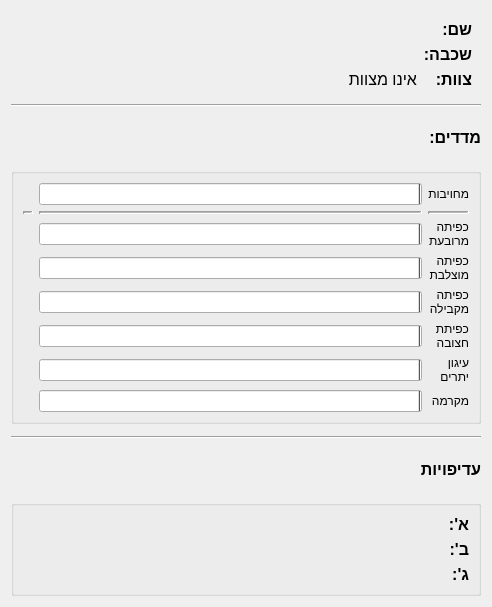
PillowTweezers/PurMyun, file gui/resources/participantdialog.ui: the form before one commit.
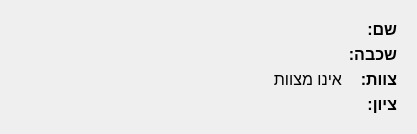
The form after the commit. Custom widgets are drawn as their Qt base class.

What changed in the file:
```diff
--- a/gui/resources/participantdialog.ui
+++ b/gui/resources/participantdialog.ui
@@ -6,8 +6,8 @@
    <rect>
     <x>0</x>
     <y>0</y>
-    <width>492</width>
-    <height>607</height>
+    <width>417</width>
+    <height>134</height>
    </rect>
   </property>
   <property name="windowTitle">
@@ -77,441 +77,32 @@
         </property>
        </widget>
       </item>
-     </layout>
-    </widget>
-   </item>
-   <item>
-    <widget class="Line" name="line_4">
-     <property name="orientation">
-      <enum>Qt::Horizontal</enum>
-     </property>
-    </widget>
-   </item>
-   <item>
-    <widget class="QLabel" name="label_2">
-     <property name="styleSheet">
-      <string notr="true">font-size:16px;font-weight:bold;</string>
-     </property>
-     <property name="text">
-      <string>מדדים:</string>
-     </property>
-    </widget>
-   </item>
-   <item>
-    <widget class="QGroupBox" name="groupBox">
-     <property name="sizePolicy">
-      <sizepolicy hsizetype="Minimum" vsizetype="Minimum">
-       <horstretch>0</horstretch>
-       <verstretch>0</verstretch>
-      </sizepolicy>
-     </property>
-     <property name="layoutDirection">
-      <enum>Qt::RightToLeft</enum>
-     </property>
-     <property name="title">
-      <string/>
-     </property>
-     <property name="alignment">
-      <set>Qt::AlignLeading|Qt::AlignLeft|Qt::AlignVCenter</set>
-     </property>
-     <property name="flat">
-      <bool>false</bool>
-     </property>
-     <layout class="QGridLayout" name="gridLayout">
-      <property name="bottomMargin">
-       <number>9</number>
-      </property>
-      <property name="verticalSpacing">
-       <number>6</number>
-      </property>
-      <item row="4" column="2">
-       <widget class="QLabel" name="parallelLbl">
-        <property name="styleSheet">
-         <string notr="true">font-weight:bold;font-size:16px;</string>
-        </property>
-        <property name="text">
-         <string/>
-        </property>
-        <property name="alignment">
-         <set>Qt::AlignRight|Qt::AlignTrailing|Qt::AlignVCenter</set>
-        </property>
-       </widget>
-      </item>
-      <item row="0" column="1">
-       <widget class="QProgressBar" name="presenceBar">
-        <property name="layoutDirection">
-         <enum>Qt::RightToLeft</enum>
-        </property>
-        <property name="styleSheet">
-         <string notr="true"/>
-        </property>
-        <property name="value">
-         <number>0</number>
-        </property>
-        <property name="format">
-         <string/>
-        </property>
-       </widget>
-      </item>
-      <item row="0" column="0">
-       <widget class="QLabel" name="label_5">
-        <property name="text">
-         <string>מחויבות</string>
-        </property>
-       </widget>
-      </item>
-      <item row="7" column="1">
-       <widget class="QProgressBar" name="macrameBar">
-        <property name="styleSheet">
-         <string notr="true"/>
-        </property>
-        <property name="value">
-         <number>0</number>
-        </property>
-        <property name="format">
-         <string/>
-        </property>
-       </widget>
-      </item>
-      <item row="3" column="1">
-       <widget class="QProgressBar" name="crossBar">
-        <property name="styleSheet">
-         <string notr="true"/>
-        </property>
-        <property name="value">
-         <number>0</number>
-        </property>
-        <property name="format">
-         <string/>
-        </property>
-       </widget>
-      </item>
-      <item row="5" column="2">
-       <widget class="QLabel" name="tripodLbl">
-        <property name="styleSheet">
-         <string notr="true">font-weight:bold;font-size:16px;</string>
-        </property>
-        <property name="text">
-         <string/>
-        </property>
-        <property name="alignment">
-         <set>Qt::AlignRight|Qt::AlignTrailing|Qt::AlignVCenter</set>
-        </property>
-       </widget>
-      </item>
-      <item row="6" column="2">
-       <widget class="QLabel" name="anchoringLbl">
-        <property name="styleSheet">
-         <string notr="true">font-weight:bold;font-size:16px;</string>
-        </property>
-        <property name="text">
-         <string/>
-        </property>
-        <property name="alignment">
-         <set>Qt::AlignRight|Qt::AlignTrailing|Qt::AlignVCenter</set>
-        </property>
-       </widget>
-      </item>
-      <item row="4" column="1">
-       <widget class="QProgressBar" name="parallelBar">
-        <property name="styleSheet">
-         <string notr="true"/>
-        </property>
-        <property name="value">
-         <number>0</number>
-        </property>
-        <property name="format">
-         <string/>
-        </property>
-       </widget>
-      </item>
-      <item row="0" column="2">
-       <widget class="QLabel" name="presenceLbl">
-        <property name="styleSheet">
-         <string notr="true">font-weight:bold;font-size:16px;</string>
-        </property>
-        <property name="text">
-         <string/>
-        </property>
-        <property name="alignment">
-         <set>Qt::AlignRight|Qt::AlignTrailing|Qt::AlignVCenter</set>
-        </property>
-       </widget>
-      </item>
-      <item row="5" column="0">
-       <widget class="QLabel" name="label_9">
-        <property name="text">
-         <string>כפיתת
-חצובה</string>
-        </property>
-       </widget>
-      </item>
-      <item row="7" column="0">
-       <widget class="QLabel" name="label_11">
-        <property name="text">
-         <string>מקרמה</string>
-        </property>
-       </widget>
-      </item>
       <item row="3" column="0">
-       <widget class="QLabel" name="label_7">
-        <property name="text">
-         <string>כפיתה
-מוצלבת</string>
-        </property>
-       </widget>
-      </item>
-      <item row="2" column="1">
-       <widget class="QProgressBar" name="squareBar">
+       <widget class="QLabel" name="label_2">
         <property name="styleSheet">
-         <string notr="true"/>
-        </property>
-        <property name="value">
-         <number>0</number>
-        </property>
-        <property name="format">
-         <string/>
-        </property>
-       </widget>
-      </item>
-      <item row="1" column="1">
-       <widget class="Line" name="line">
-        <property name="frameShadow">
-         <enum>QFrame::Sunken</enum>
-        </property>
-        <property name="lineWidth">
-         <number>2</number>
-        </property>
-        <property name="midLineWidth">
-         <number>1</number>
-        </property>
-        <property name="orientation">
-         <enum>Qt::Horizontal</enum>
-        </property>
-       </widget>
-      </item>
-      <item row="5" column="1">
-       <widget class="QProgressBar" name="tripodBar">
-        <property name="styleSheet">
-         <string notr="true"/>
-        </property>
-        <property name="value">
-         <number>0</number>
-        </property>
-        <property name="format">
-         <string/>
-        </property>
-       </widget>
-      </item>
-      <item row="1" column="2">
-       <widget class="Line" name="line_3">
-        <property name="lineWidth">
-         <number>2</number>
-        </property>
-        <property name="midLineWidth">
-         <number>1</number>
-        </property>
-        <property name="orientation">
-         <enum>Qt::Horizontal</enum>
-        </property>
-       </widget>
-      </item>
-      <item row="6" column="0">
-       <widget class="QLabel" name="label_10">
-        <property name="text">
-         <string>עיגון
-יתרים</string>
-        </property>
-       </widget>
-      </item>
-      <item row="4" column="0">
-       <widget class="QLabel" name="label_8">
-        <property name="text">
-         <string>כפיתה
-מקבילה</string>
-        </property>
-       </widget>
-      </item>
-      <item row="3" column="2">
-       <widget class="QLabel" name="crossLbl">
-        <property name="styleSheet">
-         <string notr="true">font-weight:bold;font-size:16px;</string>
-        </property>
-        <property name="text">
-         <string/>
-        </property>
-        <property name="alignment">
-         <set>Qt::AlignRight|Qt::AlignTrailing|Qt::AlignVCenter</set>
-        </property>
-       </widget>
-      </item>
-      <item row="1" column="0">
-       <widget class="Line" name="line_2">
-        <property name="lineWidth">
-         <number>2</number>
-        </property>
-        <property name="midLineWidth">
-         <number>1</number>
-        </property>
-        <property name="orientation">
-         <enum>Qt::Horizontal</enum>
-        </property>
-       </widget>
-      </item>
-      <item row="7" column="2">
-       <widget class="QLabel" name="macrameLbl">
-        <property name="styleSheet">
-         <string notr="true">font-weight:bold;font-size:16px;</string>
-        </property>
-        <property name="text">
-         <string/>
-        </property>
-        <property name="alignment">
-         <set>Qt::AlignRight|Qt::AlignTrailing|Qt::AlignVCenter</set>
-        </property>
-       </widget>
-      </item>
-      <item row="2" column="2">
-       <widget class="QLabel" name="squareLbl">
-        <property name="styleSheet">
-         <string notr="true">font-weight:bold;font-size:16px;</string>
-        </property>
-        <property name="text">
-         <string/>
-        </property>
-        <property name="alignment">
-         <set>Qt::AlignRight|Qt::AlignTrailing|Qt::AlignVCenter</set>
-        </property>
-       </widget>
-      </item>
-      <item row="2" column="0">
-       <widget class="QLabel" name="label_6">
-        <property name="text">
-         <string>כפיתה
-מרובעת</string>
-        </property>
-       </widget>
-      </item>
-      <item row="6" column="1">
-       <widget class="QProgressBar" name="anchoringBar">
-        <property name="styleSheet">
-         <string notr="true"/>
-        </property>
-        <property name="value">
-         <number>0</number>
-        </property>
-        <property name="format">
-         <string/>
-        </property>
-       </widget>
-      </item>
-     </layout>
-    </widget>
-   </item>
-   <item>
-    <spacer name="verticalSpacer">
-     <property name="orientation">
-      <enum>Qt::Vertical</enum>
-     </property>
-     <property name="sizeType">
-      <enum>QSizePolicy::Fixed</enum>
-     </property>
-     <property name="sizeHint" stdset="0">
-      <size>
-       <width>20</width>
-       <height>6</height>
-      </size>
-     </property>
-    </spacer>
-   </item>
-   <item>
-    <widget class="Line" name="line_5">
-     <property name="styleSheet">
-      <string notr="true"/>
-     </property>
-     <property name="orientation">
-      <enum>Qt::Horizontal</enum>
-     </property>
-    </widget>
-   </item>
-   <item>
-    <widget class="QLabel" name="label_4">
-     <property name="styleSheet">
-      <string notr="true">font-size:16px;font-weight:bold;</string>
-     </property>
-     <property name="text">
-      <string>עדיפויות</string>
-     </property>
-    </widget>
-   </item>
-   <item>
-    <widget class="QGroupBox" name="groupBox_2">
-     <property name="layoutDirection">
-      <enum>Qt::RightToLeft</enum>
-     </property>
-     <property name="title">
-      <string/>
-     </property>
-     <layout class="QFormLayout" name="formLayout_4">
-      <item row="0" column="0">
-       <widget class="QLabel" name="label_15">
-        <property name="styleSheet">
          <string notr="true">font-size:16px;font-weight:bold;</string>
         </property>
         <property name="text">
-         <string>א':</string>
+         <string>ציון:</string>
         </property>
        </widget>
       </item>
-      <item row="0" column="1">
-       <widget class="QLabel" name="preferenceALbl">
-        <property name="layoutDirection">
-         <enum>Qt::RightToLeft</enum>
-        </property>
-        <property name="text">
-         <string/>
-        </property>
-       </widget>
-      </item>
-      <item row="2" column="0">
-       <widget class="QLabel" name="label_18">
-        <property name="styleSheet">
-         <string notr="true">font-size:16px;font-weight:bold;</string>
-        </property>
-        <property name="text">
-         <string>ב':</string>
-        </property>
-       </widget>
-      </item>
-      <item row="2" column="1">
-       <widget class="QLabel" name="preferenceBLbl">
-        <property name="text">
-         <string/>
-        </property>
-       </widget>
-      </item>
-      <item row="4" column="0">
-       <widget class="QLabel" name="label_17">
-        <property name="styleSheet">
-         <string notr="true">font-size:16px;font-weight:bold;</string>
-        </property>
-        <property name="text">
-         <string>ג':</string>
-        </property>
-       </widget>
-      </item>
-      <item row="4" column="1">
-       <widget class="QLabel" name="preferenceCLbl">
-        <property name="text">
-         <string/>
-        </property>
-       </widget>
+      <item row="3" column="1">
+       <widget class="FancyProgressBarWidget" name="progressBarWidget" native="true"/>
       </item>
      </layout>
     </widget>
    </item>
   </layout>
  </widget>
+ <customwidgets>
+  <customwidget>
+   <class>FancyProgressBarWidget</class>
+   <extends>QWidget</extends>
+   <header>gui.fancy_progress_bar_widget</header>
+   <container>1</container>
+  </customwidget>
+ </customwidgets>
  <resources/>
  <connections/>
 </ui>
```
